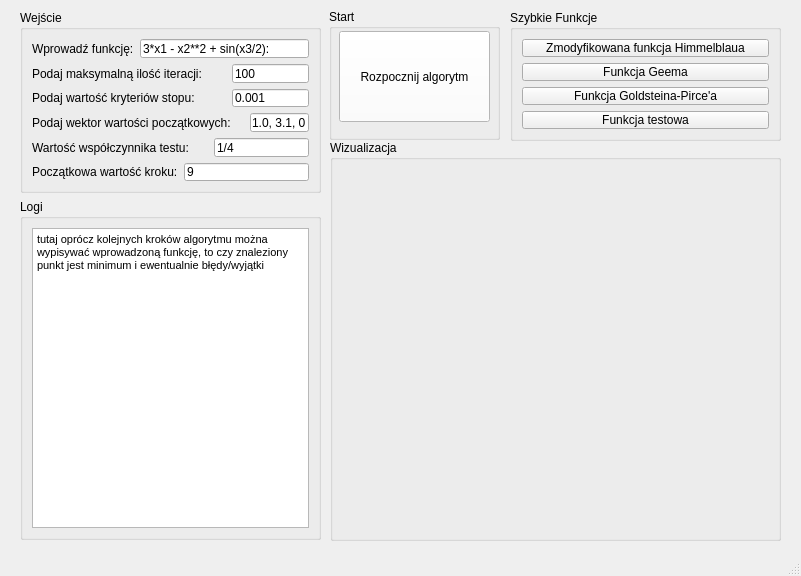
Qt form ui/ui_first_attempt.ui (jimmeryn/steepest-descent) before a commit.
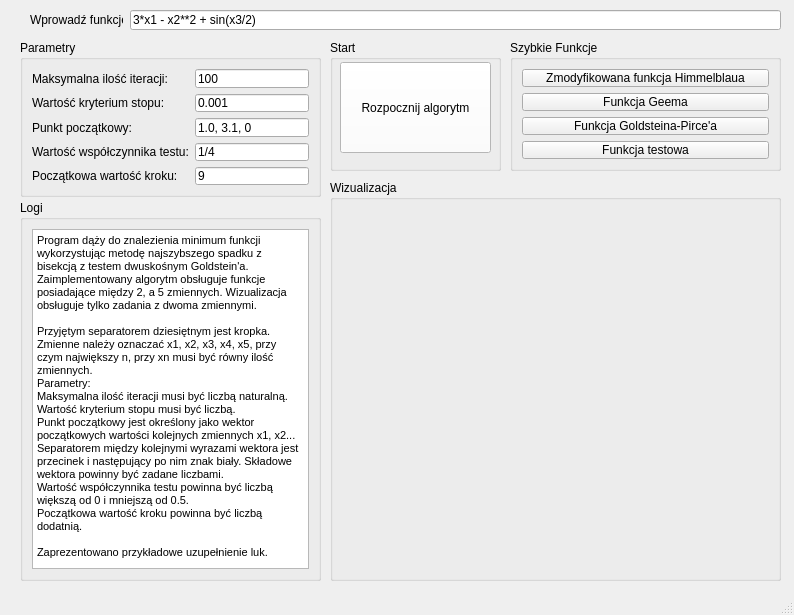
The same form after that commit.

The edit to the form file:
```diff
--- a/ui/ui_first_attempt.ui
+++ b/ui/ui_first_attempt.ui
@@ -6,8 +6,8 @@
    <rect>
     <x>0</x>
     <y>0</y>
-    <width>801</width>
-    <height>576</height>
+    <width>794</width>
+    <height>615</height>
    </rect>
   </property>
   <property name="windowTitle">
@@ -18,96 +18,82 @@
     <property name="geometry">
      <rect>
       <x>20</x>
-      <y>10</y>
+      <y>40</y>
       <width>301</width>
-      <height>183</height>
+      <height>157</height>
      </rect>
     </property>
     <property name="title">
-     <string>Wejście</string>
+     <string>Parametry</string>
     </property>
     <layout class="QGridLayout" name="gridLayout">
-     <item row="4" column="3" colspan="3">
-      <widget class="QLineEdit" name="lineEdit_test">
+     <item row="0" column="2">
+      <widget class="QLineEdit" name="lineEdit_iteration">
        <property name="text">
-        <string>1/4</string>
+        <string>100</string>
        </property>
       </widget>
      </item>
-     <item row="0" column="1" colspan="5">
-      <widget class="QLineEdit" name="lineEdit_function">
-       <property name="text">
-        <string>3*x1 - x2**2 + sin(x3/2):</string>
-       </property>
-      </widget>
-     </item>
-     <item row="5" column="2" colspan="4">
-      <widget class="QLineEdit" name="lineEdit_step_size">
-       <property name="text">
-        <string>9</string>
-       </property>
-      </widget>
-     </item>
-     <item row="2" column="0" colspan="3">
+     <item row="1" column="0" colspan="2">
       <widget class="QLabel" name="label_stop_term">
        <property name="text">
-        <string>Podaj wartość kryteriów stopu:</string>
+        <string>Wartość kryterium stopu:</string>
        </property>
       </widget>
      </item>
-     <item row="0" column="0">
-      <widget class="QLabel" name="label_function">
+     <item row="1" column="2">
+      <widget class="QLineEdit" name="lineEdit_stop_term">
        <property name="text">
-        <string>Wprowadź funkcję:</string>
+        <string>0.001</string>
        </property>
       </widget>
      </item>
-     <item row="3" column="0" colspan="5">
+     <item row="2" column="0">
       <widget class="QLabel" name="label_start_vector">
        <property name="text">
-        <string>Podaj wektor wartości początkowych:</string>
+        <string>Punkt początkowy:</string>
        </property>
       </widget>
      </item>
-     <item row="3" column="5">
+     <item row="2" column="2">
       <widget class="QLineEdit" name="lineEdit_start_vector">
        <property name="text">
         <string>1.0, 3.1, 0</string>
        </property>
       </widget>
      </item>
-     <item row="4" column="0" colspan="3">
+     <item row="3" column="0" colspan="2">
       <widget class="QLabel" name="label_test">
        <property name="text">
         <string>Wartość współczynnika testu:</string>
        </property>
       </widget>
      </item>
-     <item row="1" column="0" colspan="4">
-      <widget class="QLabel" name="label_iteration_number">
+     <item row="3" column="2">
+      <widget class="QLineEdit" name="lineEdit_test">
        <property name="text">
-        <string>Podaj maksymalną ilość iteracji:</string>
+        <string>1/4</string>
        </property>
       </widget>
      </item>
-     <item row="1" column="4" colspan="2">
-      <widget class="QLineEdit" name="lineEdit_iteration">
-       <property name="text">
-        <string>100</string>
-       </property>
-      </widget>
-     </item>
-     <item row="5" column="0" colspan="2">
+     <item row="4" column="0">
       <widget class="QLabel" name="label_step_size">
        <property name="text">
         <string>Początkowa wartość kroku:</string>
        </property>
       </widget>
      </item>
-     <item row="2" column="4" colspan="2">
-      <widget class="QLineEdit" name="lineEdit_stop_term">
+     <item row="4" column="2">
+      <widget class="QLineEdit" name="lineEdit_step_size">
        <property name="text">
-        <string>0.001</string>
+        <string>9</string>
+       </property>
+      </widget>
+     </item>
+     <item row="0" column="0">
+      <widget class="QLabel" name="label_iteration_number">
+       <property name="text">
+        <string>Maksymalna ilość iteracji:</string>
        </property>
       </widget>
      </item>
@@ -117,9 +103,9 @@
     <property name="geometry">
      <rect>
       <x>20</x>
-      <y>199</y>
+      <y>200</y>
       <width>301</width>
-      <height>341</height>
+      <height>381</height>
      </rect>
     </property>
     <property name="title">
@@ -127,13 +113,23 @@
     </property>
     <layout class="QGridLayout" name="gridLayout_2">
      <item row="0" column="0">
-      <widget class="QTextEdit" name="textEdit_output">
+      <widget class="QTextBrowser" name="textBrowser_output">
        <property name="html">
         <string>&lt;!DOCTYPE HTML PUBLIC &quot;-//W3C//DTD HTML 4.0//EN&quot; &quot;http://www.w3.org/TR/REC-html40/strict.dtd&quot;&gt;
 &lt;html&gt;&lt;head&gt;&lt;meta name=&quot;qrichtext&quot; content=&quot;1&quot; /&gt;&lt;style type=&quot;text/css&quot;&gt;
 p, li { white-space: pre-wrap; }
 &lt;/style&gt;&lt;/head&gt;&lt;body style=&quot; font-family:'MS Shell Dlg 2'; font-size:8.25pt; font-weight:400; font-style:normal;&quot;&gt;
-&lt;p style=&quot; margin-top:0px; margin-bottom:0px; margin-left:0px; margin-right:0px; -qt-block-indent:0; text-indent:0px;&quot;&gt;tutaj oprócz kolejnych kroków algorytmu można wypisywać wprowadzoną funkcję, to czy znaleziony punkt jest minimum i ewentualnie błędy/wyjątki&lt;/p&gt;&lt;/body&gt;&lt;/html&gt;</string>
+&lt;p style=&quot; margin-top:0px; margin-bottom:0px; margin-left:0px; margin-right:0px; -qt-block-indent:0; text-indent:0px;&quot;&gt;Program dąży do znalezienia minimum funkcji wykorzystując metodę najszybszego spadku z bisekcją z testem dwuskośnym Goldstein'a. Zaimplementowany algorytm obsługuje funkcje posiadające między 2, a 5 zmiennych. Wizualizacja obsługuje tylko zadania z dwoma zmiennymi.&lt;/p&gt;
+&lt;p style=&quot;-qt-paragraph-type:empty; margin-top:0px; margin-bottom:0px; margin-left:0px; margin-right:0px; -qt-block-indent:0; text-indent:0px;&quot;&gt;&lt;br /&gt;&lt;/p&gt;
+&lt;p style=&quot; margin-top:0px; margin-bottom:0px; margin-left:0px; margin-right:0px; -qt-block-indent:0; text-indent:0px;&quot;&gt;Przyjętym separatorem dziesiętnym jest kropka. Zmienne należy oznaczać x1, x2, x3, x4, x5, przy czym największy n, przy xn musi być równy ilość zmiennych.&lt;/p&gt;
+&lt;p style=&quot; margin-top:0px; margin-bottom:0px; margin-left:0px; margin-right:0px; -qt-block-indent:0; text-indent:0px;&quot;&gt;Parametry:&lt;/p&gt;
+&lt;p style=&quot; margin-top:0px; margin-bottom:0px; margin-left:0px; margin-right:0px; -qt-block-indent:0; text-indent:0px;&quot;&gt;Maksymalna ilość iteracji musi być liczbą naturalną.&lt;/p&gt;
+&lt;p style=&quot; margin-top:0px; margin-bottom:0px; margin-left:0px; margin-right:0px; -qt-block-indent:0; text-indent:0px;&quot;&gt;Wartość kryterium stopu musi być liczbą.&lt;/p&gt;
+&lt;p style=&quot; margin-top:0px; margin-bottom:0px; margin-left:0px; margin-right:0px; -qt-block-indent:0; text-indent:0px;&quot;&gt;Punkt początkowy jest określony jako wektor początkowych wartości kolejnych zmiennych x1, x2... Separatorem między kolejnymi wyrazami wektora jest przecinek i następujący po nim znak biały. Składowe wektora powinny być zadane liczbami.&lt;/p&gt;
+&lt;p style=&quot; margin-top:0px; margin-bottom:0px; margin-left:0px; margin-right:0px; -qt-block-indent:0; text-indent:0px;&quot;&gt;Wartość współczynnika testu powinna być liczbą większą od 0 i mniejszą od 0.5.&lt;/p&gt;
+&lt;p style=&quot; margin-top:0px; margin-bottom:0px; margin-left:0px; margin-right:0px; -qt-block-indent:0; text-indent:0px;&quot;&gt;Początkowa wartość kroku powinna być liczbą dodatnią.&lt;/p&gt;
+&lt;p style=&quot;-qt-paragraph-type:empty; margin-top:0px; margin-bottom:0px; margin-left:0px; margin-right:0px; -qt-block-indent:0; text-indent:0px;&quot;&gt;&lt;br /&gt;&lt;/p&gt;
+&lt;p style=&quot; margin-top:0px; margin-bottom:0px; margin-left:0px; margin-right:0px; -qt-block-indent:0; text-indent:0px;&quot;&gt;Zaprezentowano przykładowe uzupełnienie luk. &lt;/p&gt;&lt;/body&gt;&lt;/html&gt;</string>
        </property>
       </widget>
      </item>
@@ -143,7 +139,7 @@
     <property name="geometry">
      <rect>
       <x>330</x>
-      <y>140</y>
+      <y>180</y>
       <width>451</width>
       <height>401</height>
      </rect>
@@ -156,7 +152,7 @@
     <property name="geometry">
      <rect>
       <x>510</x>
-      <y>10</y>
+      <y>40</y>
       <width>271</width>
       <height>131</height>
      </rect>
@@ -198,8 +194,8 @@
    <widget class="QGroupBox" name="groupBox_5">
     <property name="geometry">
      <rect>
-      <x>329</x>
-      <y>9</y>
+      <x>330</x>
+      <y>40</y>
       <width>171</width>
       <height>131</height>
      </rect>
@@ -663,6 +659,32 @@
      </property>
     </widget>
    </widget>
+   <widget class="QLabel" name="label_function">
+    <property name="geometry">
+     <rect>
+      <x>30</x>
+      <y>10</y>
+      <width>93</width>
+      <height>20</height>
+     </rect>
+    </property>
+    <property name="text">
+     <string>Wprowadź funkcję:</string>
+    </property>
+   </widget>
+   <widget class="QLineEdit" name="lineEdit_function">
+    <property name="geometry">
+     <rect>
+      <x>130</x>
+      <y>10</y>
+      <width>651</width>
+      <height>20</height>
+     </rect>
+    </property>
+    <property name="text">
+     <string>3*x1 - x2**2 + sin(x3/2)</string>
+    </property>
+   </widget>
   </widget>
   <widget class="QStatusBar" name="statusbar"/>
  </widget>
```
